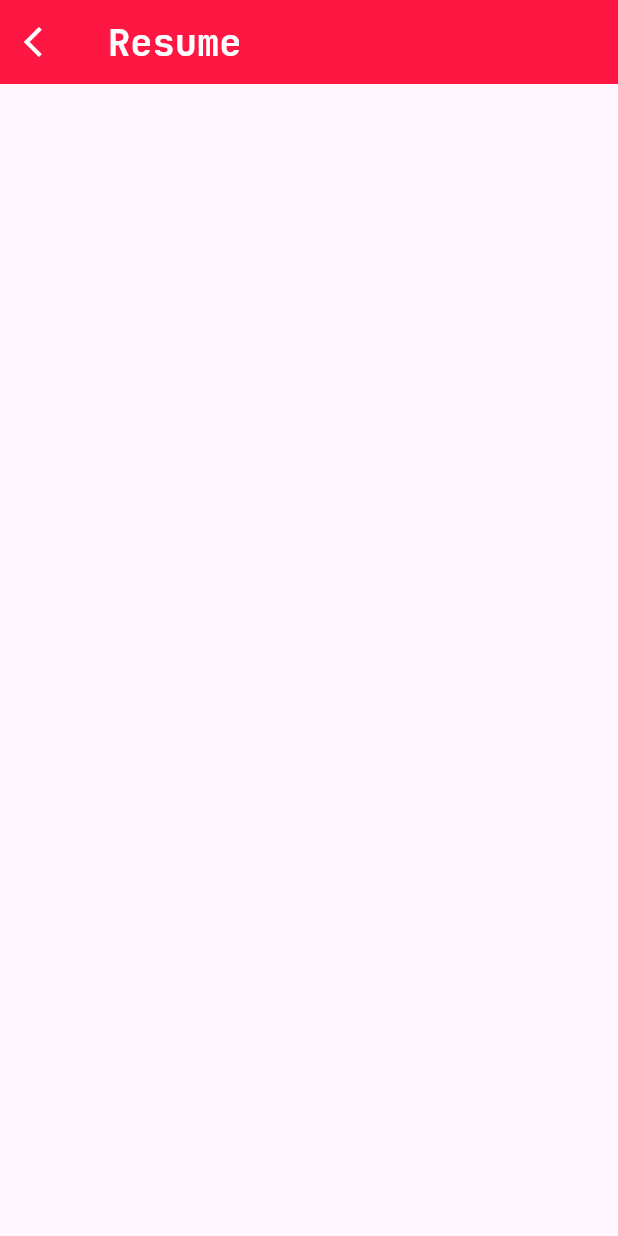
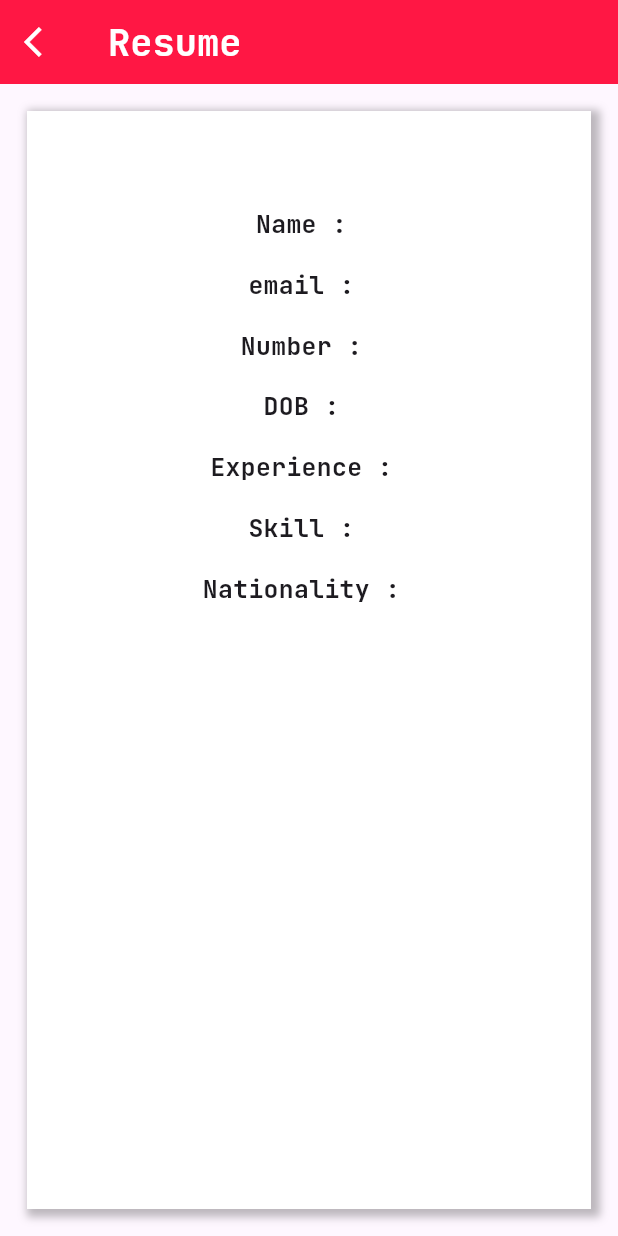
Before and after one commit to Vedpatel28/resume_builder_app, a Flutter app: the screen it shows after launch, after a tap on the "document scanner" icon, on a phone screen of 412 x 824 dp. Run offline on Flutter 3.47's test engine with Material 3 defaults, Android fonts, the phone set to English and light mode, and no system bars; our stand-ins replace google_fonts.

Commit message:
Final Submission...

```diff
--- a/lib/views/screens/home_page.dart
+++ b/lib/views/screens/home_page.dart
@@ -4,6 +4,7 @@ import 'dart:developer';
 
 import 'package:flutter/cupertino.dart';
 import 'package:flutter/material.dart';
+import 'package:flutter/widgets.dart';
 import 'package:google_fonts/google_fonts.dart';
 import 'package:provider/provider.dart';
 import 'package:resume_builder_app/controller/date_picker_controller.dart';
@@ -358,7 +359,9 @@ class HomePage extends StatelessWidget {
               ),
               SizedBox(height: s.height * 0.02),
               // Nationality
-              TextFormField(
+              Form(
+                key: formKey,
+                child: TextFormField(
                   validator: (value) {
                     if (value!.isEmpty) {
                       return "Enter The Nationality";
@@ -366,7 +369,6 @@ class HomePage extends StatelessWidget {
                       return null;
                     }
                   },
-                textInputAction: TextInputAction.next,
                   onSaved: (newValue) {
                     VariableModal.nationality.text = newValue!;
                   },
@@ -374,6 +376,7 @@ class HomePage extends StatelessWidget {
                   decoration: const InputDecoration(
                     border: OutlineInputBorder(),
                     labelText: "Nationality",
+                  ),
                 ),
               ),
               SizedBox(height: s.height * 0.04),
--- a/lib/views/screens/resume_view_page.dart
+++ b/lib/views/screens/resume_view_page.dart
@@ -1,5 +1,6 @@
 import 'package:flutter/material.dart';
 import 'package:google_fonts/google_fonts.dart';
+import 'package:resume_builder_app/model/variable_model.dart';
 
 class ResumePreviewPage extends StatelessWidget {
   const ResumePreviewPage({super.key});
@@ -30,7 +31,114 @@ class ResumePreviewPage extends StatelessWidget {
         ),
         backgroundColor: Colors.redAccent.shade400,
       ),
-
+      body: Padding(
+        padding: EdgeInsets.all(18),
+        child: Container(
+          height: double.infinity,
+          width: double.infinity,
+          decoration: const BoxDecoration(
+            color: Colors.white,
+            boxShadow: [
+              BoxShadow(
+                spreadRadius: 3,
+                blurRadius: 4,
+                offset: Offset(3, 2),
+                color: Colors.black26,
+              ),
+            ],
+          ),
+          child: Column(
+            children: [
+              Padding(
+                padding: const EdgeInsets.all(12),
+                child: Column(
+                  children: [
+                    Text(
+                      VariableModal.jobTitle.text,
+                      style: GoogleFonts.jetBrainsMono(
+                        textStyle: TextStyle(
+                          fontSize: s.height * 0.03,
+                          fontWeight: FontWeight.bold,
+                        ),
+                      ),
+                    ),
+                    SizedBox(height: s.height * 0.02),
+                    Text(
+                      "Name : ${VariableModal.name.text}",
+                      style: GoogleFonts.jetBrainsMono(
+                        textStyle: TextStyle(
+                          fontSize: s.height * 0.02,
+                          fontWeight: FontWeight.bold,
+                        ),
+                      ),
+                    ),
+                    SizedBox(height: s.height * 0.02),
+                    Text(
+                      "email : ${VariableModal.email.text}",
+                      style: GoogleFonts.jetBrainsMono(
+                        textStyle: TextStyle(
+                          fontSize: s.height * 0.02,
+                          fontWeight: FontWeight.bold,
+                        ),
+                      ),
+                    ),
+                    SizedBox(height: s.height * 0.02),
+                    Text(
+                      "Number : ${VariableModal.number.text}",
+                      style: GoogleFonts.jetBrainsMono(
+                        textStyle: TextStyle(
+                          fontSize: s.height * 0.02,
+                          fontWeight: FontWeight.bold,
+                        ),
+                      ),
+                    ),
+                    SizedBox(height: s.height * 0.02),
+                    Text(
+                      "DOB : ${VariableModal.dob.text}",
+                      style: GoogleFonts.jetBrainsMono(
+                        textStyle: TextStyle(
+                          fontSize: s.height * 0.02,
+                          fontWeight: FontWeight.bold,
+                        ),
+                      ),
+                    ),
+                    SizedBox(height: s.height * 0.02),
+                    Text(
+                      "Experience : ${VariableModal.experience.text}",
+                      style: GoogleFonts.jetBrainsMono(
+                        textStyle: TextStyle(
+                          fontSize: s.height * 0.02,
+                          fontWeight: FontWeight.bold,
+                        ),
+                      ),
+                    ),
+                    SizedBox(height: s.height * 0.02),
+                    Text(
+                      "Skill : ${VariableModal.skill.text}",
+                      style: GoogleFonts.jetBrainsMono(
+                        textStyle: TextStyle(
+                          fontSize: s.height * 0.02,
+                          fontWeight: FontWeight.bold,
+                        ),
+                      ),
+                    ),
+                    SizedBox(height: s.height * 0.02),
+                    Text(
+                      "Nationality : ${VariableModal.nationality.text}",
+                      style: GoogleFonts.jetBrainsMono(
+                        textStyle: TextStyle(
+                          fontSize: s.height * 0.02,
+                          fontWeight: FontWeight.bold,
+                        ),
+                      ),
+                    ),
+                  ],
+                ),
+              ),
+            ],
+          ),
+        ),
+      ),
     );
   }
 }
--- a/pubspec.yaml
+++ b/pubspec.yaml
@@ -38,8 +38,6 @@ dependencies:
   google_fonts: any
   provider: any
   intl: any
-  image_picker: any
-  pdf: any
 
 dev_dependencies:
   flutter_test:
```
Also changed, not shown: pubspec.lock, 5 other files. Lines whose indentation alone changed are shown as unchanged.
